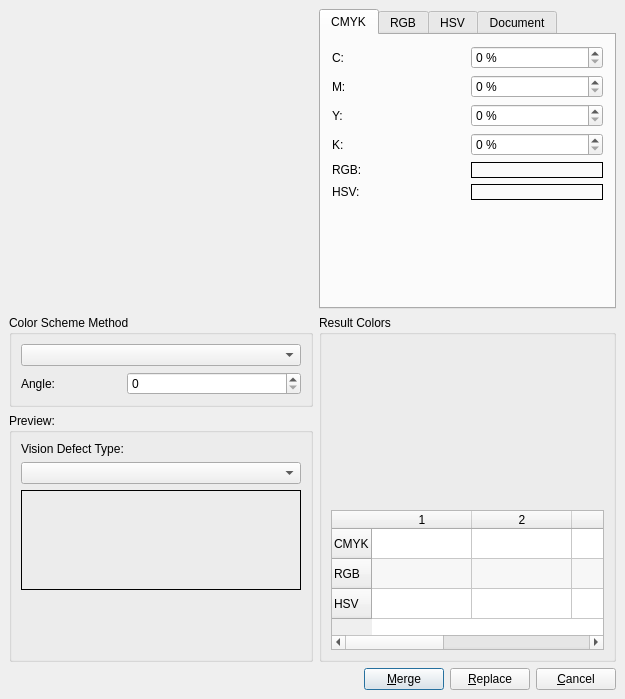
The window that scribus/plugins/colorwheel/cwdialog.ui (scribusproject/scribus) describes before a commit, drawn with Qt 5.
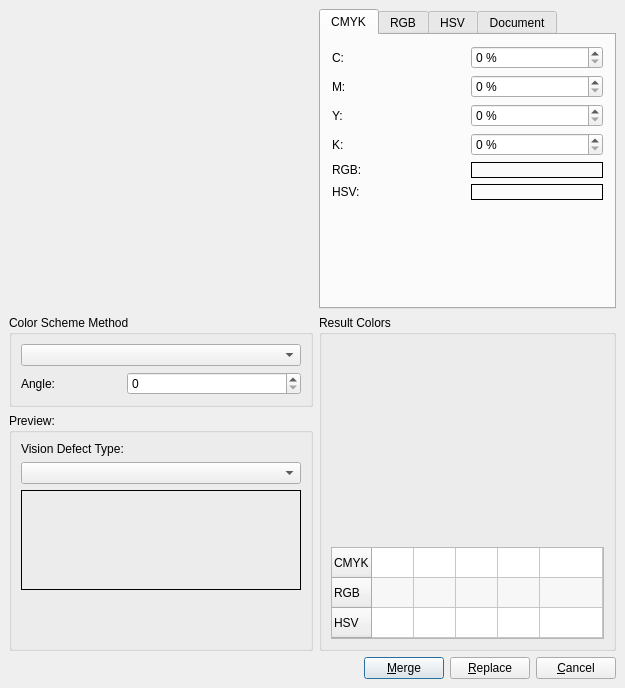
The same window after the commit. Custom widgets are drawn as their Qt base class.

Commit message: Some tweaks to color wheel dialog

```diff
--- a/scribus/plugins/colorwheel/cwdialog.ui
+++ b/scribus/plugins/colorwheel/cwdialog.ui
@@ -2,13 +2,13 @@
  <author>Petr Vanek &lt;petr@scribus.info></author>
  <comment>Base class for color wheel dialog</comment>
  <class>CWDialog</class>
- <widget class="QDialog" name="CWDialog" >
-  <property name="geometry" >
+ <widget class="QDialog" name="CWDialog">
+  <property name="geometry">
    <rect>
     <x>0</x>
     <y>0</y>
     <width>625</width>
-    <height>699</height>
+    <height>688</height>
    </rect>
   </property>
   <property name="windowTitle" >
@@ -58,9 +58,27 @@
       <property name="spacing" >
        <number>6</number>
       </property>
-      <item row="1" column="0" >
-       <widget class="QTableWidget" name="currentColorTable" >
-        <property name="alternatingRowColors" >
+      <item row="1" column="0">
+       <widget class="QTableWidget" name="currentColorTable">
+        <property name="sizePolicy">
+         <sizepolicy hsizetype="Expanding" vsizetype="Fixed">
+          <horstretch>0</horstretch>
+          <verstretch>0</verstretch>
+         </sizepolicy>
+        </property>
+        <property name="minimumSize">
+         <size>
+          <width>0</width>
+          <height>92</height>
+         </size>
+        </property>
+        <property name="maximumSize">
+         <size>
+          <width>16777215</width>
+          <height>92</height>
+         </size>
+        </property>
+        <property name="alternatingRowColors">
          <bool>true</bool>
         </property>
         <property name="selectionMode" >
@@ -72,6 +90,30 @@
         <property name="columnCount" >
          <number>5</number>
         </property>
+        <attribute name="horizontalHeaderVisible">
+         <bool>false</bool>
+        </attribute>
+        <attribute name="horizontalHeaderDefaultSectionSize">
+         <number>42</number>
+        </attribute>
+        <attribute name="horizontalHeaderHighlightSections">
+         <bool>false</bool>
+        </attribute>
+        <attribute name="horizontalHeaderMinimumSectionSize">
+         <number>42</number>
+        </attribute>
+        <attribute name="horizontalHeaderStretchLastSection">
+         <bool>true</bool>
+        </attribute>
+        <attribute name="verticalHeaderVisible">
+         <bool>true</bool>
+        </attribute>
+        <attribute name="verticalHeaderCascadingSectionResizes">
+         <bool>false</bool>
+        </attribute>
+        <attribute name="verticalHeaderMinimumSectionSize">
+         <number>30</number>
+        </attribute>
         <row>
          <property name="text" >
           <string>CMYK</string>
@@ -94,12 +136,18 @@
         <column/>
        </widget>
       </item>
-      <item row="0" column="0" >
-       <widget class="ColorListBox" native="1" name="colorList" >
-        <property name="minimumSize" >
+      <item row="0" column="0">
+       <widget class="ColorListBox" name="colorList" native="true">
+        <property name="sizePolicy">
+         <sizepolicy hsizetype="Preferred" vsizetype="Expanding">
+          <horstretch>0</horstretch>
+          <verstretch>0</verstretch>
+         </sizepolicy>
+        </property>
+        <property name="minimumSize">
          <size>
           <width>240</width>
-          <height>160</height>
+          <height>140</height>
          </size>
         </property>
         <property name="toolTip" >
@@ -933,7 +981,7 @@
    </item>
   </layout>
  </widget>
- <layoutdefault spacing="6" margin="11" />
+ <layoutdefault spacing="6" margin="11"/>
  <customwidgets>
   <customwidget>
    <class>ColorWheel</class>
```
Left out of the diff: 845 changed lines with no effect on the pictures. The commit also changes 1 other file.
